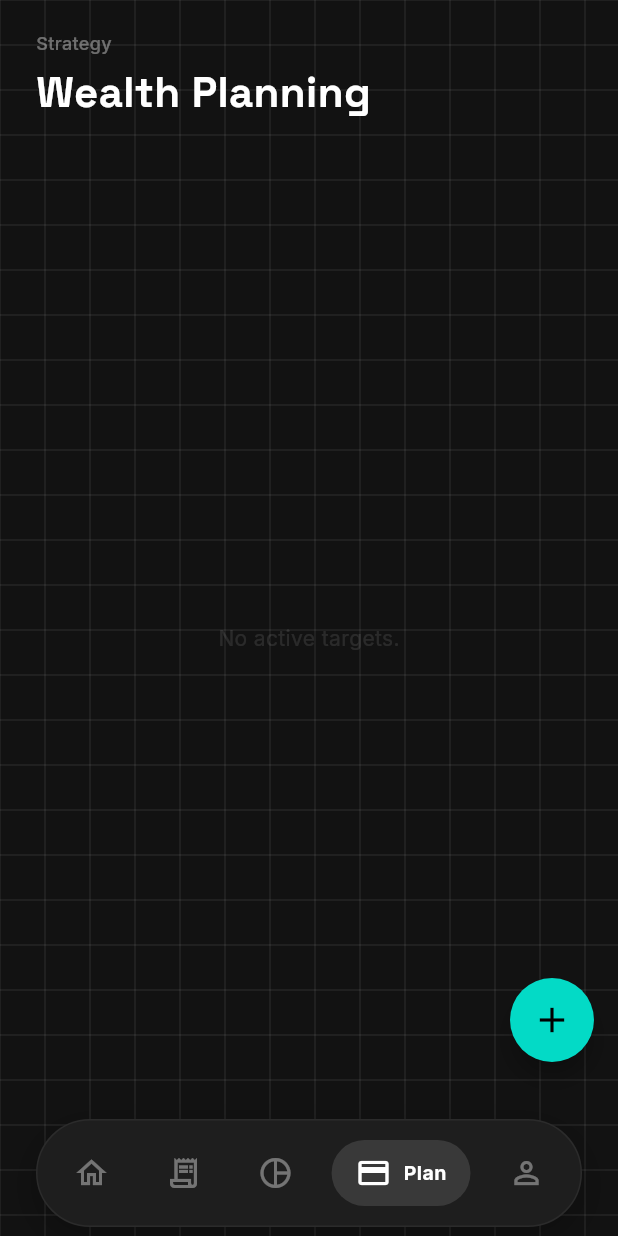
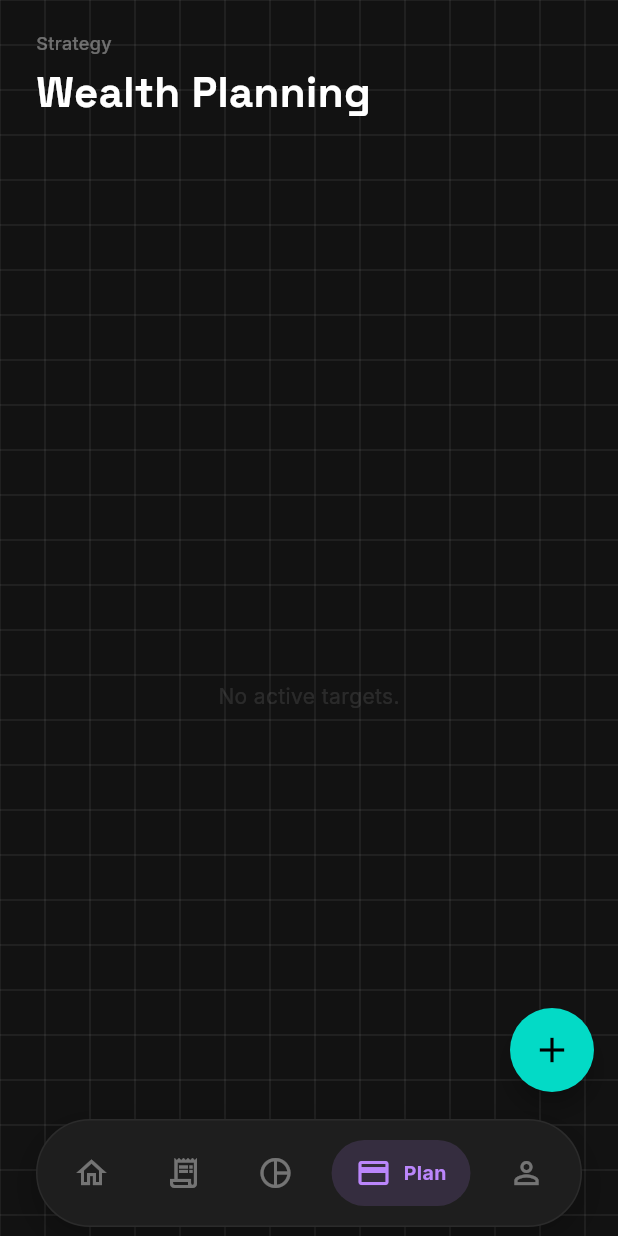
Before and after one commit to EdirithanthiriTharushaKawshalya/fin_track, a Flutter app: the screen it shows once a user with an empty profile is signed in, item 4 of the bottom bar chosen, on a phone screen of 412 x 824 dp. Run offline on Flutter 3.47's test engine with Material 3 defaults, Android fonts, the phone set to English and light mode, and no system bars; our stand-ins replace cloud_firestore, csv, firebase_auth, firebase_core, fl_chart, flutter_riverpod and 3 more; accounts and stored records are empty.

Commit message:
fix: adjust padding for FAB and bottom sections

```diff
--- a/lib/features/accounts/accounts_screen.dart
+++ b/lib/features/accounts/accounts_screen.dart
@@ -39,7 +39,7 @@ class AccountsScreen extends ConsumerWidget {
                   data: (accounts) {
                     if (accounts.isEmpty) return _buildEmptyState(context);
                     return ListView.separated(
-                      padding: const EdgeInsets.only(bottom: 100),
+                      padding: const EdgeInsets.only(bottom: 180),
                       itemCount: accounts.length,
                       physics: const BouncingScrollPhysics(),
                       separatorBuilder: (_, __) => const SizedBox(height: 16),
@@ -195,7 +195,7 @@ class AccountsScreen extends ConsumerWidget {
 
   Widget _buildFAB(BuildContext context, WidgetRef ref) {
     return Padding(
-      padding: const EdgeInsets.only(bottom: 100.0),
+      padding: const EdgeInsets.only(bottom: 80.0),
       child: FloatingActionButton(
         backgroundColor: const Color(0xFFBB86FC),
         shape: const StadiumBorder(),
--- a/lib/features/dashboard/dashboard_screen.dart
+++ b/lib/features/dashboard/dashboard_screen.dart
@@ -58,7 +58,7 @@ class DashboardScreen extends ConsumerWidget {
                         ? _buildEmptyState()
                         : ListView.builder(
                             key: ValueKey(selectedDate),
-                            padding: const EdgeInsets.only(bottom: 100),
+                            padding: const EdgeInsets.only(bottom: 180),
                             itemCount: dateKeys.length,
                             physics: const BouncingScrollPhysics(),
                             itemBuilder: (context, index) {
@@ -618,7 +618,7 @@ class DashboardScreen extends ConsumerWidget {
 
   Widget _buildFAB(BuildContext context) {
     return Padding(
-      padding: const EdgeInsets.only(bottom: 100.0),
+      padding: const EdgeInsets.only(bottom: 80.0),
       child: FloatingActionButton(
         backgroundColor: const Color(0xFFBB86FC),
         shape: const StadiumBorder(),
--- a/lib/features/debts/debts_screen.dart
+++ b/lib/features/debts/debts_screen.dart
@@ -106,7 +106,7 @@ class _DebtsScreenState extends ConsumerState<DebtsScreen> with SingleTickerProv
         ),
       ),
       floatingActionButton: Padding(
-        padding: const EdgeInsets.only(bottom: 100.0),
+        padding: const EdgeInsets.only(bottom: 80.0),
         child: FloatingActionButton(
           backgroundColor: const Color(0xFFBB86FC),
           shape: const StadiumBorder(),
@@ -248,7 +248,7 @@ class _DebtsScreenState extends ConsumerState<DebtsScreen> with SingleTickerProv
     final Color color = isBorrowed ? const Color(0xFFCF6679) : const Color(0xFF03DAC6);
 
     return ListView.builder(
-      padding: const EdgeInsets.all(24),
+      padding: const EdgeInsets.fromLTRB(24, 24, 24, 180),
       itemCount: debts.length,
       physics: const BouncingScrollPhysics(),
       itemBuilder: (context, index) {
--- a/lib/features/goals/goals_screen.dart
+++ b/lib/features/goals/goals_screen.dart
@@ -45,7 +45,7 @@ class GoalsScreen extends ConsumerWidget {
         });
 
         return ListView.builder(
-          padding: const EdgeInsets.symmetric(horizontal: 20, vertical: 24),
+          padding: const EdgeInsets.fromLTRB(20, 24, 20, 180),
           itemCount: sortedGoals.length,
           physics: const BouncingScrollPhysics(),
           itemBuilder: (context, index) {
--- a/lib/features/home_shell.dart
+++ b/lib/features/home_shell.dart
@@ -37,17 +37,21 @@ class _HomeShellState extends State<HomeShell> {
         systemNavigationBarDividerColor: Colors.transparent,
       ),
       child: Scaffold(
-        extendBody: true,
         backgroundColor: Theme.of(context).scaffoldBackgroundColor,
         body: GridBackground(
           child: Center(
             child: ConstrainedBox(
               constraints: const BoxConstraints(maxWidth: 600),
+              child: Stack(
+                children: [
+                  Positioned.fill(
                     child: _screens[_selectedIndex],
                   ),
-          ),
-        ),
-        bottomNavigationBar: SafeArea(
+                  Positioned(
+                    left: 0,
+                    right: 0,
+                    bottom: 0,
+                    child: SafeArea(
                       top: false,
                       child: Padding(
                         padding: const EdgeInsets.fromLTRB(24, 0, 24, 6),
@@ -126,7 +130,7 @@ class _HomeShellState extends State<HomeShell> {
                                           ),
                                           decoration: BoxDecoration(
                                             color: isSelected
-                                    ? Colors.white.withOpacity(0.12)
+                                                ? const Color(0xFFBB86FC).withOpacity(0.15)
                                                 : Colors.transparent,
                                             borderRadius: BorderRadius.circular(100),
                                           ),
@@ -135,7 +139,7 @@ class _HomeShellState extends State<HomeShell> {
                                             children: [
                                               Icon(
                                                 isSelected ? selectedIcon : icon,
-                                    color: isSelected ? Colors.white : Colors.white38,
+                                                color: isSelected ? const Color(0xFFBB86FC) : Colors.white38,
                                                 size: 24,
                                               ),
                                               AnimatedSize(
@@ -148,7 +152,7 @@ class _HomeShellState extends State<HomeShell> {
                                                       Text(
                                                         label,
                                                         style: GoogleFonts.inter(
-                                              color: Colors.white,
+                                                          color: const Color(0xFFBB86FC),
                                                           fontWeight: FontWeight.bold,
                                                           fontSize: 13,
                                                         ),
@@ -171,6 +175,12 @@ class _HomeShellState extends State<HomeShell> {
                       ),
                     ),
                   ),
+                ],
+              ),
+            ),
+          ),
+        ),
+      ),
     );
   }
 }
--- a/lib/features/planning/wealth_planning_screen.dart
+++ b/lib/features/planning/wealth_planning_screen.dart
@@ -36,7 +36,7 @@ class WealthPlanningScreen extends ConsumerWidget {
         ),
       ),
       floatingActionButton: Padding(
-        padding: const EdgeInsets.only(bottom: 100.0),
+        padding: const EdgeInsets.only(bottom: 80.0),
         child: FloatingActionButton(
           backgroundColor: const Color(0xFF03DAC6),
           shape: const StadiumBorder(),
```
Lines whose indentation alone changed are shown as unchanged.
